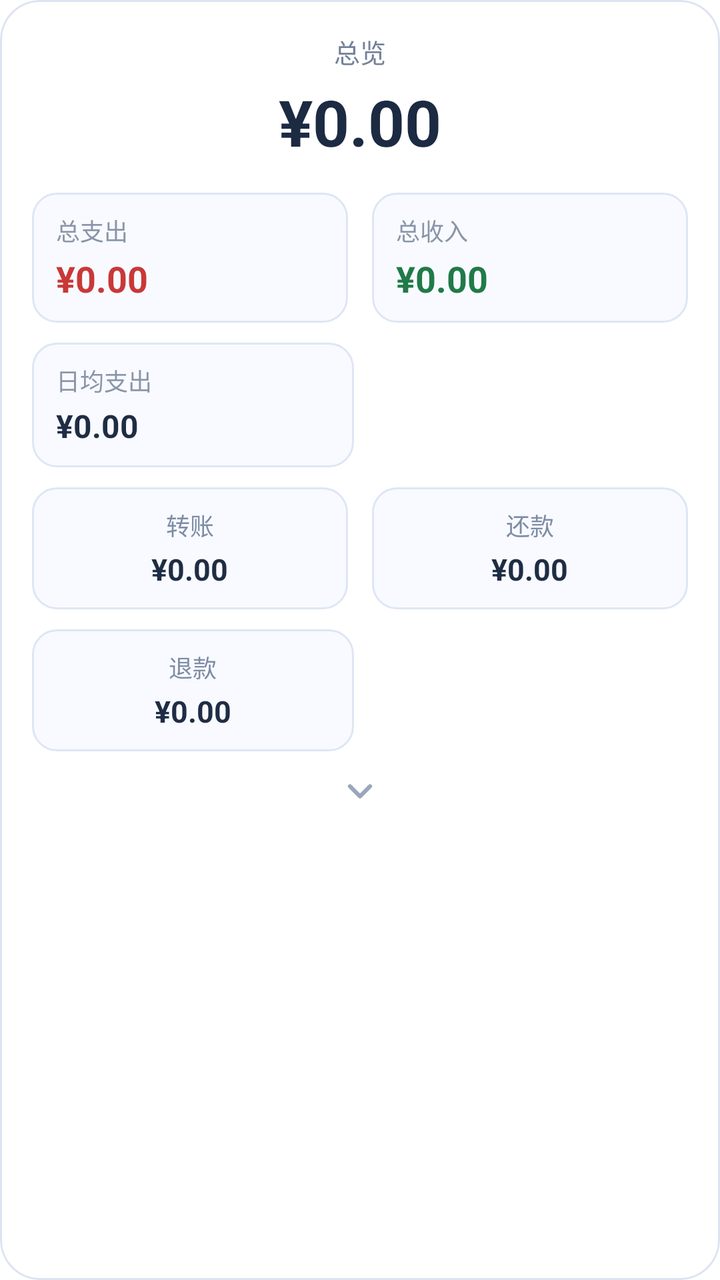
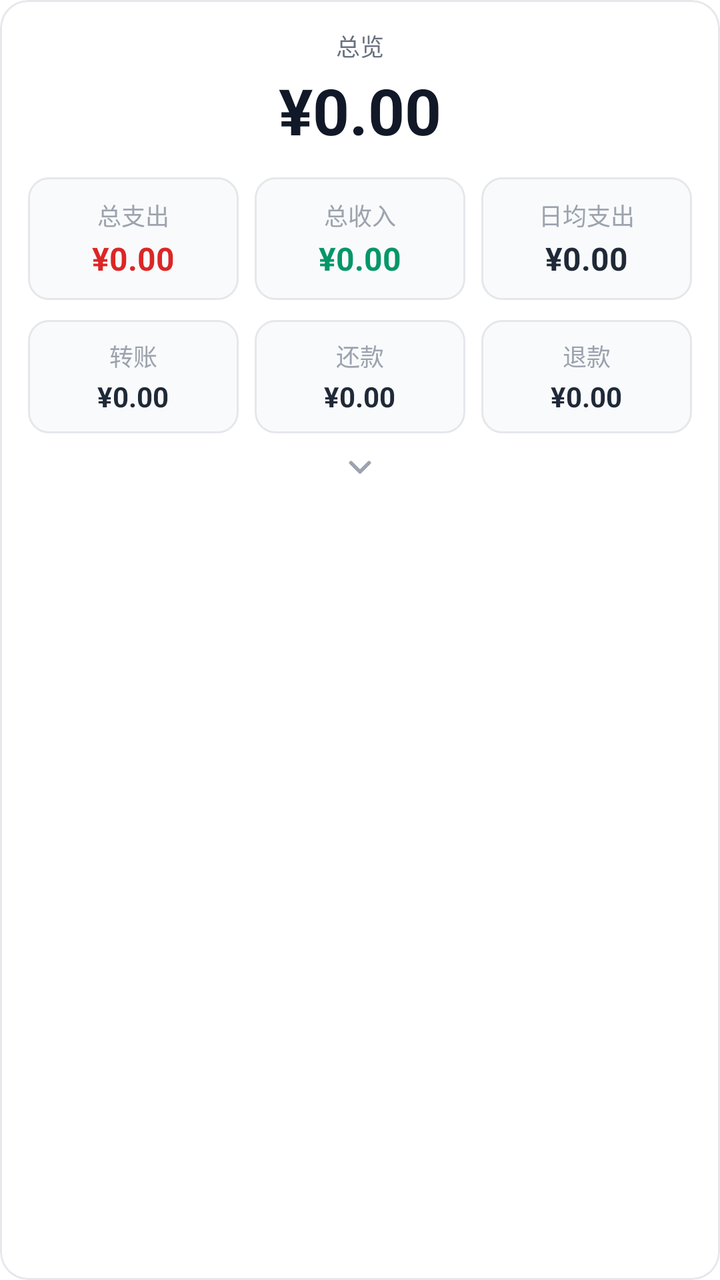

Before-and-after screenshots of an Android layout around one commit, followed by the original layout XML and the change that was made.
<!-- AndroidManifest.xml: application theme Theme.FlipAccounting -->
<!-- res/layout/card_stats_overview.xml -->
<?xml version="1.0" encoding="utf-8"?>
<com.google.android.material.card.MaterialCardView xmlns:android="http://schemas.android.com/apk/res/android"
    xmlns:app="http://schemas.android.com/apk/res-auto"
    android:layout_width="match_parent"
    android:layout_height="wrap_content"
    android:layout_marginHorizontal="16dp"
    android:layout_marginTop="14dp"
    app:cardBackgroundColor="#FFFFFF"
    app:cardCornerRadius="20dp"
    app:cardElevation="0dp"
    app:strokeColor="#DCE4F1"
    app:strokeWidth="1dp">

    <LinearLayout
        android:layout_width="match_parent"
        android:layout_height="wrap_content"
        android:orientation="vertical"
        android:paddingHorizontal="16dp"
        android:paddingTop="16dp"
        android:paddingBottom="14dp">

        <TextView
            android:layout_width="match_parent"
            android:layout_height="wrap_content"
            android:gravity="center"
            android:text="总览"
            android:textColor="#73819A"
            android:textSize="@dimen/text_size_13" />

        <TextView
            android:id="@+id/tv_balance"
            android:layout_width="match_parent"
            android:layout_height="wrap_content"
            android:layout_marginTop="4dp"
            android:gravity="center"
            android:text="¥0.00"
            android:textColor="#1C2A42"
            android:textSize="@dimen/text_size_32"
            android:textStyle="bold" />

        <LinearLayout
            android:layout_width="match_parent"
            android:layout_height="wrap_content"
            android:layout_marginTop="14dp"
            android:orientation="horizontal">

            <LinearLayout
                android:layout_width="0dp"
                android:layout_height="wrap_content"
                android:layout_weight="1"
                android:layout_marginEnd="6dp"
                android:background="@drawable/bg_stats_metric_tile"
                android:orientation="vertical"
                android:paddingHorizontal="12dp"
                android:paddingVertical="10dp">

                <TextView
                    android:layout_width="wrap_content"
                    android:layout_height="wrap_content"
                    android:text="总支出"
                    android:textColor="#8A95A8"
                    android:textSize="@dimen/text_size_12" />

                <TextView
                    android:id="@+id/tv_total_expense"
                    android:layout_width="wrap_content"
                    android:layout_height="wrap_content"
                    android:layout_marginTop="3dp"
                    android:text="¥0.00"
                    android:textColor="#C93838"
                    android:textSize="@dimen/text_size_18"
                    android:textStyle="bold" />
            </LinearLayout>

            <LinearLayout
                android:layout_width="0dp"
                android:layout_height="wrap_content"
                android:layout_weight="1"
                android:layout_marginStart="6dp"
                android:background="@drawable/bg_stats_metric_tile"
                android:orientation="vertical"
                android:paddingHorizontal="12dp"
                android:paddingVertical="10dp">

                <TextView
                    android:layout_width="wrap_content"
                    android:layout_height="wrap_content"
                    android:text="总收入"
                    android:textColor="#8A95A8"
                    android:textSize="@dimen/text_size_12" />

                <TextView
                    android:id="@+id/tv_total_income"
                    android:layout_width="wrap_content"
                    android:layout_height="wrap_content"
                    android:layout_marginTop="3dp"
                    android:text="¥0.00"
                    android:textColor="#207A49"
                    android:textSize="@dimen/text_size_18"
                    android:textStyle="bold" />
            </LinearLayout>
        </LinearLayout>

        <LinearLayout
            android:layout_width="match_parent"
            android:layout_height="wrap_content"
            android:layout_marginTop="10dp"
            android:orientation="horizontal">

            <LinearLayout
                android:layout_width="0dp"
                android:layout_height="wrap_content"
                android:layout_weight="1"
                android:layout_marginEnd="6dp"
                android:background="@drawable/bg_stats_metric_tile"
                android:orientation="vertical"
                android:paddingHorizontal="12dp"
                android:paddingVertical="10dp">

                <TextView
                    android:layout_width="wrap_content"
                    android:layout_height="wrap_content"
                    android:text="日均支出"
                    android:textColor="#8A95A8"
                    android:textSize="@dimen/text_size_12" />

                <TextView
                    android:id="@+id/tv_daily_avg"
                    android:layout_width="wrap_content"
                    android:layout_height="wrap_content"
                    android:layout_marginTop="3dp"
                    android:text="¥0.00"
                    android:textColor="#1F2D44"
                    android:textSize="@dimen/text_size_16"
                    android:textStyle="bold" />
            </LinearLayout>

            <View
                android:layout_width="0dp"
                android:layout_height="1dp"
                android:layout_weight="1" />
        </LinearLayout>

        <LinearLayout
            android:id="@+id/layout_overview_extra"
            android:layout_width="match_parent"
            android:layout_height="wrap_content"
            android:layout_marginTop="10dp"
            android:orientation="vertical">

            <LinearLayout
                android:layout_width="match_parent"
                android:layout_height="wrap_content"
                android:orientation="horizontal">

                <LinearLayout
                    android:id="@+id/row_total_transfer"
                    android:layout_width="0dp"
                    android:layout_height="wrap_content"
                    android:layout_weight="1"
                    android:layout_marginEnd="6dp"
                    android:background="@drawable/bg_stats_metric_tile"
                    android:clickable="true"
                    android:focusable="true"
                    android:foreground="?attr/selectableItemBackground"
                    android:gravity="center"
                    android:orientation="vertical"
                    android:paddingVertical="10dp">

                    <TextView
                        android:layout_width="wrap_content"
                        android:layout_height="wrap_content"
                        android:text="转账"
                        android:textColor="#7E8CA5"
                        android:textSize="@dimen/text_size_12" />

                    <TextView
                        android:id="@+id/tv_total_transfer"
                        android:layout_width="wrap_content"
                        android:layout_height="wrap_content"
                        android:layout_marginTop="3dp"
                        android:text="¥0.00"
                        android:textColor="#1F2D44"
                        android:textSize="@dimen/text_size_15"
                        android:textStyle="bold" />
                </LinearLayout>

                <LinearLayout
                    android:id="@+id/row_total_repayment"
                    android:layout_width="0dp"
                    android:layout_height="wrap_content"
                    android:layout_weight="1"
                    android:layout_marginStart="6dp"
                    android:background="@drawable/bg_stats_metric_tile"
                    android:clickable="true"
                    android:focusable="true"
                    android:foreground="?attr/selectableItemBackground"
                    android:gravity="center"
                    android:orientation="vertical"
                    android:paddingVertical="10dp">

                    <TextView
                        android:layout_width="wrap_content"
                        android:layout_height="wrap_content"
                        android:text="还款"
                        android:textColor="#7E8CA5"
                        android:textSize="@dimen/text_size_12" />

                    <TextView
                        android:id="@+id/tv_total_repayment"
                        android:layout_width="wrap_content"
                        android:layout_height="wrap_content"
                        android:layout_marginTop="3dp"
                        android:text="¥0.00"
                        android:textColor="#1F2D44"
                        android:textSize="@dimen/text_size_15"
                        android:textStyle="bold" />
                </LinearLayout>
            </LinearLayout>

            <LinearLayout
                android:layout_width="match_parent"
                android:layout_height="wrap_content"
                android:layout_marginTop="10dp"
                android:orientation="horizontal">

                <LinearLayout
                    android:id="@+id/row_total_refund"
                    android:layout_width="0dp"
                    android:layout_height="wrap_content"
                    android:layout_weight="1"
                    android:layout_marginEnd="6dp"
                    android:background="@drawable/bg_stats_metric_tile"
                    android:clickable="true"
                    android:focusable="true"
                    android:foreground="?attr/selectableItemBackground"
                    android:gravity="center"
                    android:orientation="vertical"
                    android:paddingVertical="10dp">

                    <TextView
                        android:layout_width="wrap_content"
                        android:layout_height="wrap_content"
                        android:text="退款"
                        android:textColor="#7E8CA5"
                        android:textSize="@dimen/text_size_12" />

                    <TextView
                        android:id="@+id/tv_total_refund"
                        android:layout_width="wrap_content"
                        android:layout_height="wrap_content"
                        android:layout_marginTop="3dp"
                        android:text="¥0.00"
                        android:textColor="#1F2D44"
                        android:textSize="@dimen/text_size_15"
                        android:textStyle="bold" />
                </LinearLayout>

                <View
                    android:layout_width="0dp"
                    android:layout_height="1dp"
                    android:layout_weight="1" />
            </LinearLayout>
        </LinearLayout>

        <ImageView
            android:id="@+id/iv_overview_expand"
            android:layout_width="20dp"
            android:layout_height="20dp"
            android:layout_gravity="center_horizontal"
            android:layout_marginTop="10dp"
            android:background="?attr/selectableItemBackgroundBorderless"
            android:src="@drawable/ic_chevron_down_small"
            app:tint="#9AA6BC" />
    </LinearLayout>

</com.google.android.material.card.MaterialCardView>
<!-- resources referenced by this layout -->
<resources>
  <dimen name="text_size_12">12sp</dimen>
  <dimen name="text_size_13">13sp</dimen>
  <dimen name="text_size_15">15sp</dimen>
  <dimen name="text_size_16">16sp</dimen>
  <dimen name="text_size_18">18sp</dimen>
  <dimen name="text_size_32">32sp</dimen>
  <!-- drawable bg_stats_metric_tile (drawable) -->
  <?xml version="1.0" encoding="utf-8"?>
  <shape xmlns:android="http://schemas.android.com/apk/res/android">
      <solid android:color="#F8FAFF" />
      <corners android:radius="12dp" />
      <stroke
          android:width="1dp"
          android:color="#DEE6F5" />
  </shape>
  <!-- drawable ic_chevron_down_small (drawable) -->
  <vector xmlns:android="http://schemas.android.com/apk/res/android"
      android:width="14dp"
      android:height="14dp"
      android:viewportWidth="24"
      android:viewportHeight="24">
      <path
          android:strokeColor="#333333"
          android:strokeWidth="2.5"
          android:strokeLineCap="round"
          android:strokeLineJoin="round"
          android:pathData="M6,9l6,6l6,-6" />
  </vector>
  <style name="Theme.FlipAccounting" parent="Theme.MaterialComponents.DayNight.NoActionBar">
          
          <item name="colorPrimary">#5C6BC0</item>
          <item name="colorPrimaryVariant">#3F51B5</item>
          <item name="colorOnPrimary">#FFFFFF</item>
          
          <item name="colorSecondary">#FF4081</item>
          <item name="colorSecondaryVariant">#F50057</item>
          <item name="colorOnSecondary">#FFFFFF</item>
  
          
          <item name="android:statusBarColor">#F5F7FA</item>
          <item name="android:windowLightStatusBar">true</item>
      </style>
</resources>

<!-- the commit's change to res/layout/card_stats_overview.xml (unified diff, before → after) -->
@@ -3,142 +3,128 @@
     xmlns:app="http://schemas.android.com/apk/res-auto"
     android:layout_width="match_parent"
     android:layout_height="wrap_content"
-    android:layout_marginHorizontal="16dp"
-    android:layout_marginTop="14dp"
+    android:layout_marginHorizontal="12dp"
+    android:layout_marginTop="10dp"
     app:cardBackgroundColor="#FFFFFF"
-    app:cardCornerRadius="20dp"
+    app:cardCornerRadius="14dp"
     app:cardElevation="0dp"
-    app:strokeColor="#DCE4F1"
+    app:strokeColor="#E5E7EB"
     app:strokeWidth="1dp">
 
     <LinearLayout
         android:layout_width="match_parent"
         android:layout_height="wrap_content"
         android:orientation="vertical"
-        android:paddingHorizontal="16dp"
-        android:paddingTop="16dp"
-        android:paddingBottom="14dp">
+        android:padding="14dp">
 
         <TextView
             android:layout_width="match_parent"
             android:layout_height="wrap_content"
             android:gravity="center"
             android:text="总览"
-            android:textColor="#73819A"
-            android:textSize="@dimen/text_size_13" />
+            android:textColor="#6B7280"
+            android:textSize="@dimen/text_size_12" />
 
         <TextView
             android:id="@+id/tv_balance"
             android:layout_width="match_parent"
             android:layout_height="wrap_content"
-            android:layout_marginTop="4dp"
+            android:layout_marginTop="2dp"
             android:gravity="center"
             android:text="¥0.00"
-            android:textColor="#1C2A42"
+            android:textColor="#111827"
             android:textSize="@dimen/text_size_32"
             android:textStyle="bold" />
 
         <LinearLayout
             android:layout_width="match_parent"
             android:layout_height="wrap_content"
-            android:layout_marginTop="14dp"
+            android:layout_marginTop="12dp"
             android:orientation="horizontal">
 
             <LinearLayout
                 android:layout_width="0dp"
                 android:layout_height="wrap_content"
+                android:layout_marginEnd="4dp"
                 android:layout_weight="1"
-                android:layout_marginEnd="6dp"
                 android:background="@drawable/bg_stats_metric_tile"
+                android:gravity="center"
                 android:orientation="vertical"
-                android:paddingHorizontal="12dp"
                 android:paddingVertical="10dp">
 
                 <TextView
                     android:layout_width="wrap_content"
                     android:layout_height="wrap_content"
                     android:text="总支出"
-                    android:textColor="#8A95A8"
-                    android:textSize="@dimen/text_size_12" />
+                    android:textColor="#9CA3AF"
+                    android:textSize="@dimen/text_size_11" />
 
                 <TextView
                     android:id="@+id/tv_total_expense"
                     android:layout_width="wrap_content"
                     android:layout_height="wrap_content"
-                    android:layout_marginTop="3dp"
+                    android:layout_marginTop="2dp"
                     android:text="¥0.00"
-                    android:textColor="#C93838"
-                    android:textSize="@dimen/text_size_18"
-                    android:textStyle="bold" />
-            </LinearLayout>
-
-            <LinearLayout
-                android:layout_width="0dp"
-                android:layout_height="wrap_content"
-                android:layout_weight="1"
-                android:layout_marginStart="6dp"
-                android:background="@drawable/bg_stats_metric_tile"
-                android:orientation="vertical"
-                android:paddingHorizontal="12dp"
-                android:paddingVertical="10dp">
-
-                <TextView
-                    android:layout_width="wrap_content"
-                    android:layout_height="wrap_content"
-                    android:text="总收入"
-                    android:textColor="#8A95A8"
-                    android:textSize="@dimen/text_size_12" />
-
-                <TextView
-                    android:id="@+id/tv_total_income"
-                    android:layout_width="wrap_content"
-                    android:layout_height="wrap_content"
-                    android:layout_marginTop="3dp"
-                    android:text="¥0.00"
-                    android:textColor="#207A49"
-                    android:textSize="@dimen/text_size_18"
-                    android:textStyle="bold" />
-            </LinearLayout>
-        </LinearLayout>
-
-        <LinearLayout
-            android:layout_width="match_parent"
-            android:layout_height="wrap_content"
-            android:layout_marginTop="10dp"
-            android:orientation="horizontal">
-
-            <LinearLayout
-                android:layout_width="0dp"
-                android:layout_height="wrap_content"
-                android:layout_weight="1"
-                android:layout_marginEnd="6dp"
-                android:background="@drawable/bg_stats_metric_tile"
-                android:orientation="vertical"
-                android:paddingHorizontal="12dp"
-                android:paddingVertical="10dp">
-
-                <TextView
-                    android:layout_width="wrap_content"
-                    android:layout_height="wrap_content"
-                    android:text="日均支出"
-                    android:textColor="#8A95A8"
-                    android:textSize="@dimen/text_size_12" />
-
-                <TextView
-                    android:id="@+id/tv_daily_avg"
-                    android:layout_width="wrap_content"
-                    android:layout_height="wrap_content"
-                    android:layout_marginTop="3dp"
-                    android:text="¥0.00"
-                    android:textColor="#1F2D44"
+                    android:textColor="#DC2626"
                     android:textSize="@dimen/text_size_16"
                     android:textStyle="bold" />
             </LinearLayout>
 
-            <View
+            <LinearLayout
                 android:layout_width="0dp"
-                android:layout_height="1dp"
-                android:layout_weight="1" />
+                android:layout_height="wrap_content"
+                android:layout_marginHorizontal="4dp"
+                android:layout_weight="1"
+                android:background="@drawable/bg_stats_metric_tile"
+                android:gravity="center"
+                android:orientation="vertical"
+                android:paddingVertical="10dp">
+
+                <TextView
+                    android:layout_width="wrap_content"
+                    android:layout_height="wrap_content"
+                    android:text="总收入"
+                    android:textColor="#9CA3AF"
+                    android:textSize="@dimen/text_size_11" />
+
+                <TextView
+                    android:id="@+id/tv_total_income"
+                    android:layout_width="wrap_content"
+                    android:layout_height="wrap_content"
+                    android:layout_marginTop="2dp"
+                    android:text="¥0.00"
+                    android:textColor="#059669"
+                    android:textSize="@dimen/text_size_16"
+                    android:textStyle="bold" />
+            </LinearLayout>
+
+            <LinearLayout
+                android:layout_width="0dp"
+                android:layout_height="wrap_content"
+                android:layout_marginStart="4dp"
+                android:layout_weight="1"
+                android:background="@drawable/bg_stats_metric_tile"
+                android:gravity="center"
+                android:orientation="vertical"
+                android:paddingVertical="10dp">
+
+                <TextView
+                    android:layout_width="wrap_content"
+                    android:layout_height="wrap_content"
+                    android:text="日均支出"
+                    android:textColor="#9CA3AF"
+                    android:textSize="@dimen/text_size_11" />
+
+                <TextView
+                    android:id="@+id/tv_daily_avg"
+                    android:layout_width="wrap_content"
+                    android:layout_height="wrap_content"
+                    android:layout_marginTop="2dp"
+                    android:text="¥0.00"
+                    android:textColor="#1F2937"
+                    android:textSize="@dimen/text_size_16"
+                    android:textStyle="bold" />
+            </LinearLayout>
         </LinearLayout>
 
         <LinearLayout
@@ -157,31 +143,31 @@
                     android:id="@+id/row_total_transfer"
                     android:layout_width="0dp"
                     android:layout_height="wrap_content"
+                    android:layout_marginEnd="4dp"
                     android:layout_weight="1"
-                    android:layout_marginEnd="6dp"
                     android:background="@drawable/bg_stats_metric_tile"
                     android:clickable="true"
                     android:focusable="true"
                     android:foreground="?attr/selectableItemBackground"
                     android:gravity="center"
                     android:orientation="vertical"
-                    android:paddingVertical="10dp">
+                    android:paddingVertical="9dp">
 
                     <TextView
                         android:layout_width="wrap_content"
                         android:layout_height="wrap_content"
                         android:text="转账"
-                        android:textColor="#7E8CA5"
-                        android:textSize="@dimen/text_size_12" />
+                        android:textColor="#9CA3AF"
+                        android:textSize="@dimen/text_size_11" />
 
                     <TextView
                         android:id="@+id/tv_total_transfer"
                         android:layout_width="wrap_content"
                         android:layout_height="wrap_content"
-                        android:layout_marginTop="3dp"
+                        android:layout_marginTop="2dp"
                         android:text="¥0.00"
-                        android:textColor="#1F2D44"
-                        android:textSize="@dimen/text_size_15"
+                        android:textColor="#1F2937"
+                        android:textSize="@dimen/text_size_14"
                         android:textStyle="bold" />
                 </LinearLayout>
 
@@ -189,89 +175,77 @@
                     android:id="@+id/row_total_repayment"
                     android:layout_width="0dp"
                     android:layout_height="wrap_content"
+                    android:layout_marginHorizontal="4dp"
                     android:layout_weight="1"
-                    android:layout_marginStart="6dp"
                     android:background="@drawable/bg_stats_metric_tile"
                     android:clickable="true"
                     android:focusable="true"
                     android:foreground="?attr/selectableItemBackground"
                     android:gravity="center"
                     android:orientation="vertical"
-                    android:paddingVertical="10dp">
+                    android:paddingVertical="9dp">
 
                     <TextView
                         android:layout_width="wrap_content"
                         android:layout_height="wrap_content"
                         android:text="还款"
-                        android:textColor="#7E8CA5"
-                        android:textSize="@dimen/text_size_12" />
+                        android:textColor="#9CA3AF"
+                        android:textSize="@dimen/text_size_11" />
 
                     <TextView
                         android:id="@+id/tv_total_repayment"
                         android:layout_width="wrap_content"
                         android:layout_height="wrap_content"
-                        android:layout_marginTop="3dp"
+                        android:layout_marginTop="2dp"
                         android:text="¥0.00"
-                        android:textColor="#1F2D44"
-                        android:textSize="@dimen/text_size_15"
+                        android:textColor="#1F2937"
+                        android:textSize="@dimen/text_size_14"
                         android:textStyle="bold" />
                 </LinearLayout>
-            </LinearLayout>
-
-            <LinearLayout
-                android:layout_width="match_parent"
-                android:layout_height="wrap_content"
-                android:layout_marginTop="10dp"
-                android:orientation="horizontal">
 
                 <LinearLayout
                     android:id="@+id/row_total_refund"
                     android:layout_width="0dp"
                     android:layout_height="wrap_content"
+                    android:layout_marginStart="4dp"
                     android:layout_weight="1"
-                    android:layout_marginEnd="6dp"
                     android:background="@drawable/bg_stats_metric_tile"
                     android:clickable="true"
                     android:focusable="true"
                     android:foreground="?attr/selectableItemBackground"
                     android:gravity="center"
                     android:orientation="vertical"
-                    android:paddingVertical="10dp">
+                    android:paddingVertical="9dp">
 
                     <TextView
                         android:layout_width="wrap_content"
                         android:layout_height="wrap_content"
                         android:text="退款"
-                        android:textColor="#7E8CA5"
-                        android:textSize="@dimen/text_size_12" />
+                        android:textColor="#9CA3AF"
+                        android:textSize="@dimen/text_size_11" />
 
                     <TextView
                         android:id="@+id/tv_total_refund"
                         android:layout_width="wrap_content"
                         android:layout_height="wrap_content"
-                        android:layout_marginTop="3dp"
+                        android:layout_marginTop="2dp"
                         android:text="¥0.00"
-                        android:textColor="#1F2D44"
-                        android:textSize="@dimen/text_size_15"
+                        android:textColor="#1F2937"
+                        android:textSize="@dimen/text_size_14"
                         android:textStyle="bold" />
                 </LinearLayout>
-
-                <View
-                    android:layout_width="0dp"
-                    android:layout_height="1dp"
-                    android:layout_weight="1" />
             </LinearLayout>
         </LinearLayout>
 
         <ImageView
             android:id="@+id/iv_overview_expand"
-            android:layout_width="20dp"
-            android:layout_height="20dp"
+            android:layout_width="18dp"
+            android:layout_height="18dp"
             android:layout_gravity="center_horizontal"
-            android:layout_marginTop="10dp"
+            android:layout_marginTop="8dp"
             android:background="?attr/selectableItemBackgroundBorderless"
             android:src="@drawable/ic_chevron_down_small"
-            app:tint="#9AA6BC" />
+            app:tint="#9CA3AF" />
     </LinearLayout>
 
 </com.google.android.material.card.MaterialCardView>
<!-- resource entries referenced after the edit -->
@@ -1,19 +1,18 @@
 <!-- resources referenced by this layout -->
 <resources>
+  <dimen name="text_size_11">12sp</dimen>
   <dimen name="text_size_12">12sp</dimen>
-  <dimen name="text_size_13">13sp</dimen>
-  <dimen name="text_size_15">15sp</dimen>
+  <dimen name="text_size_14">14sp</dimen>
   <dimen name="text_size_16">16sp</dimen>
-  <dimen name="text_size_18">18sp</dimen>
   <dimen name="text_size_32">32sp</dimen>
   <!-- drawable bg_stats_metric_tile (drawable) -->
   <?xml version="1.0" encoding="utf-8"?>
   <shape xmlns:android="http://schemas.android.com/apk/res/android">
-      <solid android:color="#F8FAFF" />
-      <corners android:radius="12dp" />
+      <solid android:color="#F9FAFB" />
+      <corners android:radius="10dp" />
       <stroke
           android:width="1dp"
-          android:color="#DEE6F5" />
+          android:color="#E5E7EB" />
   </shape>
   <!-- drawable ic_chevron_down_small (drawable) -->
   <vector xmlns:android="http://schemas.android.com/apk/res/android"
